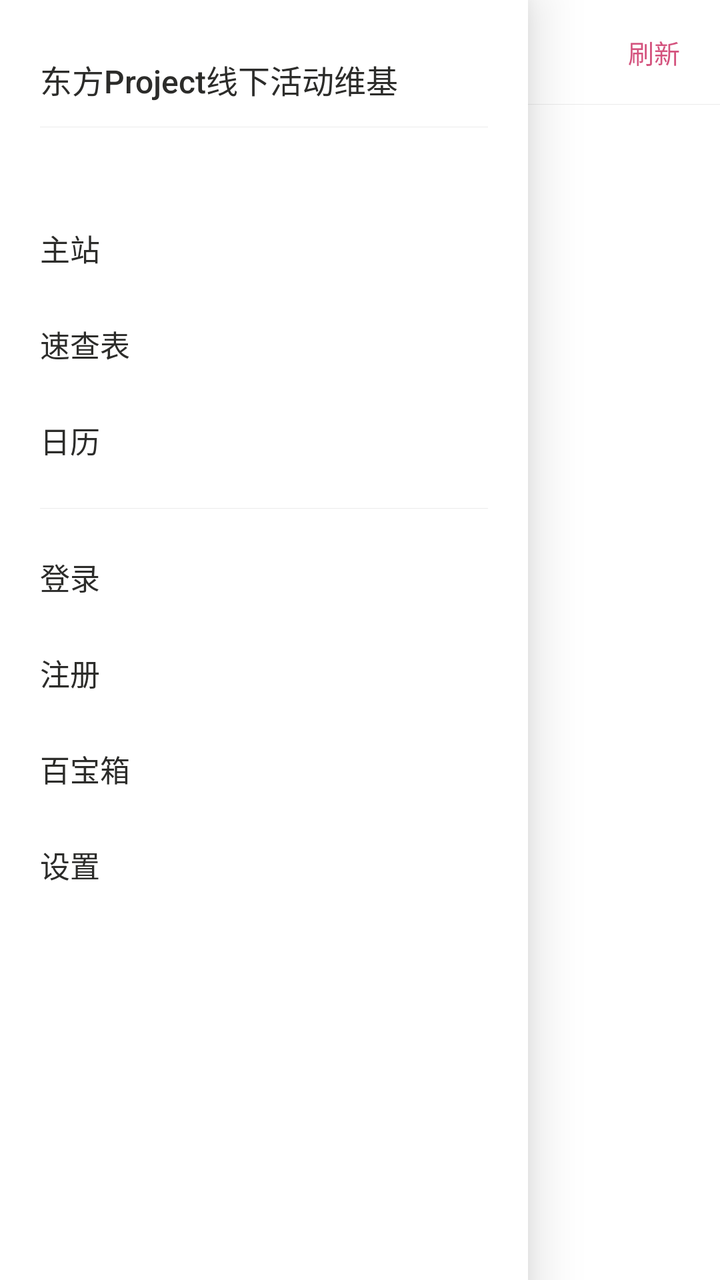
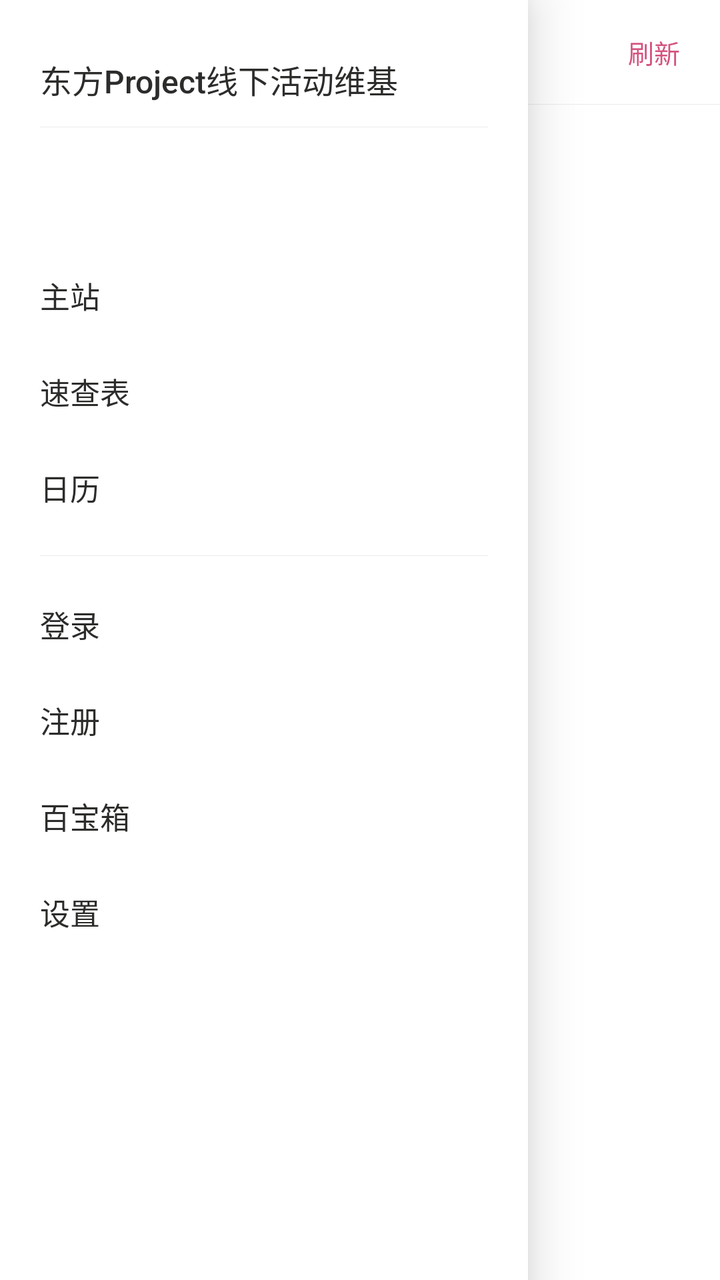

Compare the two renders of this Android layout. The source of the first and the diff that turns it into the second are given below.
<!-- AndroidManifest.xml: application theme AppTheme -->
<!-- res/layout/activity_main.xml -->
<?xml version="1.0" encoding="utf-8"?>
<FrameLayout xmlns:android="http://schemas.android.com/apk/res/android"
    android:layout_width="match_parent"
    android:layout_height="match_parent"
    android:background="@color/page_bg">

    <LinearLayout
        android:layout_width="match_parent"
        android:layout_height="match_parent"
        android:orientation="vertical">

        <LinearLayout
            android:layout_width="match_parent"
            android:layout_height="52dp"
            android:background="@color/tabbar_bg"
            android:gravity="center_vertical"
            android:orientation="horizontal"
            android:paddingStart="4dp"
            android:paddingEnd="8dp">

            <TextView
                android:id="@+id/menuButton"
                android:layout_width="44dp"
                android:layout_height="match_parent"
                android:background="?android:attr/selectableItemBackground"
                android:contentDescription="@string/menu"
                android:gravity="center"
                android:text="☰"
                android:textColor="@color/text_primary"
                android:textSize="18sp" />

            <TextView
                android:id="@+id/headerTitle"
                android:layout_width="0dp"
                android:layout_height="wrap_content"
                android:layout_weight="1"
                android:ellipsize="end"
                android:fontFamily="sans-serif-medium"
                android:maxLines="1"
                android:text="@string/app_name"
                android:textColor="@color/text_primary"
                android:textSize="15sp" />

            <TextView
                android:id="@+id/refresh"
                android:layout_width="wrap_content"
                android:layout_height="wrap_content"
                android:background="?android:attr/selectableItemBackground"
                android:paddingStart="12dp"
                android:paddingTop="8dp"
                android:paddingEnd="12dp"
                android:paddingBottom="8dp"
                android:text="@string/refresh"
                android:textColor="@color/accent"
                android:textSize="13sp" />
        </LinearLayout>

        <View
            android:layout_width="match_parent"
            android:layout_height="1px"
            android:background="@color/divider" />

        <TextView
            android:id="@+id/offlineBanner"
            android:layout_width="match_parent"
            android:layout_height="wrap_content"
            android:background="@color/banner_bg"
            android:paddingStart="16dp"
            android:paddingTop="8dp"
            android:paddingEnd="16dp"
            android:paddingBottom="8dp"
            android:textColor="@color/banner_text"
            android:textSize="12sp"
            android:visibility="gone" />

        <FrameLayout
            android:id="@+id/content"
            android:layout_width="match_parent"
            android:layout_height="0dp"
            android:layout_weight="1" />
    </LinearLayout>

    <View
        android:id="@+id/scrim"
        android:layout_width="match_parent"
        android:layout_height="match_parent"
        android:background="@color/scrim"
        android:visibility="gone" />

    <LinearLayout
        android:id="@+id/drawer"
        android:layout_width="@dimen/drawer_width"
        android:layout_height="match_parent"
        android:layout_gravity="start"
        android:background="@color/tabbar_bg"
        android:elevation="16dp"
        android:orientation="vertical"
        android:paddingBottom="16dp">

        <TextView
            android:layout_width="match_parent"
            android:layout_height="wrap_content"
            android:fontFamily="sans-serif-medium"
            android:paddingStart="20dp"
            android:paddingTop="28dp"
            android:paddingEnd="20dp"
            android:paddingBottom="12dp"
            android:text="@string/app_name"
            android:textColor="@color/text_primary"
            android:textSize="16sp" />

        <View
            android:layout_width="match_parent"
            android:layout_height="1px"
            android:layout_marginStart="20dp"
            android:layout_marginEnd="20dp"
            android:layout_marginBottom="8dp"
            android:background="@color/divider" />

        <TextView
            android:id="@+id/accountLabel"
            android:layout_width="match_parent"
            android:layout_height="wrap_content"
            android:paddingStart="20dp"
            android:paddingTop="4dp"
            android:paddingEnd="20dp"
            android:paddingBottom="8dp"
            android:textColor="@color/text_secondary"
            android:textSize="12sp" />

        <ScrollView
            android:layout_width="match_parent"
            android:layout_height="0dp"
            android:layout_weight="1"
            android:scrollbars="none">

            <LinearLayout
                android:layout_width="match_parent"
                android:layout_height="wrap_content"
                android:orientation="vertical">

                <LinearLayout
                    android:id="@+id/navBuiltIn"
                    android:layout_width="match_parent"
                    android:layout_height="wrap_content"
                    android:orientation="vertical">

                    <TextView
                        android:id="@+id/navWeb"
                        style="@style/NavItem"
                        android:text="@string/nav_web" />

                    <TextView
                        android:id="@+id/navList"
                        style="@style/NavItem"
                        android:text="@string/tab_list" />

                    <TextView
                        android:id="@+id/navCalendar"
                        style="@style/NavItem"
                        android:text="@string/tab_calendar" />
                </LinearLayout>

                <LinearLayout
                    android:id="@+id/navDynamic"
                    android:layout_width="match_parent"
                    android:layout_height="wrap_content"
                    android:orientation="vertical" />

                <View
                    android:layout_width="match_parent"
                    android:layout_height="1px"
                    android:layout_marginStart="20dp"
                    android:layout_marginTop="10dp"
                    android:layout_marginEnd="20dp"
                    android:layout_marginBottom="10dp"
                    android:background="@color/divider" />

                <TextView
                    android:id="@+id/navLogin"
                    style="@style/NavItem"
                    android:text="@string/nav_login" />

                <TextView
                    android:id="@+id/navRegister"
                    style="@style/NavItem"
                    android:text="@string/nav_register" />

                <TextView
                    android:id="@+id/navLogout"
                    style="@style/NavItem"
                    android:text="@string/auth_logout"
                    android:visibility="gone" />

                <TextView
                    android:id="@+id/navToolbox"
                    style="@style/NavItem"
                    android:text="@string/nav_toolbox" />

                <TextView
                    android:id="@+id/navSettings"
                    style="@style/NavItem"
                    android:text="@string/nav_settings" />
            </LinearLayout>
        </ScrollView>

        <TextView
            android:id="@+id/navVersion"
            android:layout_width="match_parent"
            android:layout_height="wrap_content"
            android:paddingStart="20dp"
            android:paddingTop="10dp"
            android:paddingEnd="20dp"
            android:textColor="@color/text_tertiary"
            android:textSize="12sp" />
    </LinearLayout>

</FrameLayout>
<!-- resources referenced by this layout -->
<resources>
  <color name="accent">#D4537E</color>
  <color name="banner_bg">#FFF4E5</color>
  <color name="banner_text">#854F0B</color>
  <color name="divider">#14000000</color>
  <color name="page_bg">#FFFFFFFF</color>
  <color name="scrim">#66000000</color>
  <color name="tabbar_bg">#FFFFFFFF</color>
  <color name="text_primary">#2C2C2A</color>
  <color name="text_secondary">#888780</color>
  <color name="text_tertiary">#B4B2A9</color>
  <dimen name="drawer_width">264dp</dimen>
  <string name="app_name">东方Project线下活动维基</string>
  <string name="auth_logout">退出登录</string>
  <string name="menu">菜单</string>
  <string name="nav_login">登录</string>
  <string name="nav_register">注册</string>
  <string name="nav_settings">设置</string>
  <string name="nav_toolbox">百宝箱</string>
  <string name="nav_web">主站</string>
  <string name="refresh">刷新</string>
  <string name="tab_calendar">日历</string>
  <string name="tab_list">速查表</string>
  <style name="NavItem">
          <item name="android:layout_width">match_parent</item>
          <item name="android:layout_height">@dimen/nav_item_height</item>
          <item name="android:gravity">center_vertical</item>
          <item name="android:paddingStart">20dp</item>
          <item name="android:paddingEnd">20dp</item>
          <item name="android:textSize">15sp</item>
          <item name="android:textColor">@color/text_primary</item>
          <item name="android:background">?android:attr/selectableItemBackground</item>
      </style>
  <style name="AppTheme" parent="@android:style/Theme.DeviceDefault.Light.NoActionBar">
          <item name="android:windowBackground">@color/page_bg</item>
          <item name="android:statusBarColor">@color/tabbar_bg</item>
          <item name="android:navigationBarColor">@color/tabbar_bg</item>
          <item name="android:windowLightStatusBar">true</item>
          
          <item name="android:alertDialogTheme">@style/AppDialogTheme</item>
      </style>
  <dimen name="nav_item_height">48dp</dimen>
  <style name="AppDialogTheme" parent="@android:style/Theme.DeviceDefault.Light.Dialog.Alert">
          <item name="android:colorBackgroundFloating">@color/page_bg</item>
          <item name="android:colorBackground">@color/page_bg</item>
      </style>
</resources>

<!-- the commit's change to res/layout/activity_main.xml (unified diff, before → after) -->
@@ -117,16 +117,31 @@
             android:layout_marginBottom="8dp"
             android:background="@color/divider" />
 
-        <TextView
-            android:id="@+id/accountLabel"
-            android:layout_width="match_parent"
-            android:layout_height="wrap_content"
+        <LinearLayout
+            android:layout_width="match_parent"
+            android:layout_height="wrap_content"
+            android:gravity="center_vertical"
+            android:orientation="horizontal"
             android:paddingStart="20dp"
             android:paddingTop="4dp"
             android:paddingEnd="20dp"
-            android:paddingBottom="8dp"
-            android:textColor="@color/text_secondary"
-            android:textSize="12sp" />
+            android:paddingBottom="8dp">
+
+            <ImageView
+                android:id="@+id/drawerAvatar"
+                android:layout_width="40dp"
+                android:layout_height="40dp"
+                android:layout_marginEnd="10dp"
+                android:contentDescription="@null" />
+
+            <TextView
+                android:id="@+id/accountLabel"
+                android:layout_width="0dp"
+                android:layout_height="wrap_content"
+                android:layout_weight="1"
+                android:textColor="@color/text_secondary"
+                android:textSize="12sp" />
+        </LinearLayout>
 
         <ScrollView
             android:layout_width="match_parent"
